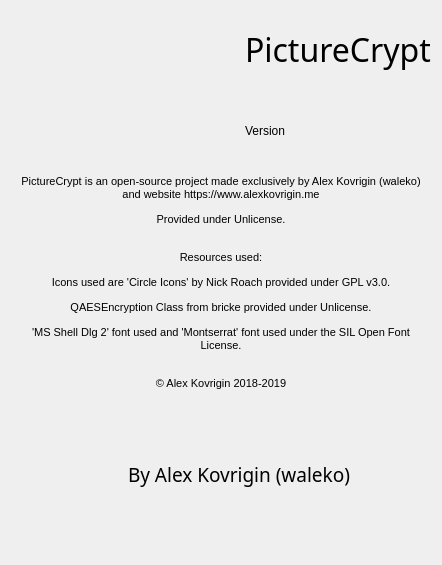
The window that app/src/aboutpc.ui (waleko/PictureCrypt) describes before a commit, drawn with Qt 5.
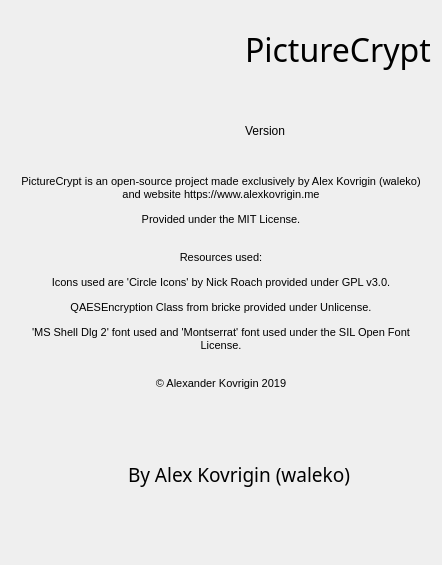
The same window after the commit. Icons and pictures are not drawn.

Commit message: move to MIT License

What changed in the file:
```diff
--- a/app/src/aboutpc.ui
+++ b/app/src/aboutpc.ui
@@ -92,12 +92,12 @@
 p, li { white-space: pre-wrap; }
 &lt;/style&gt;&lt;/head&gt;&lt;body style=&quot; font-family:'MS Shell Dlg 2'; font-size:8pt; font-weight:400; font-style:normal;&quot;&gt;
 &lt;p align=&quot;center&quot; style=&quot; margin-top:12px; margin-bottom:12px; margin-left:0px; margin-right:0px; -qt-block-indent:0; text-indent:0px;&quot;&gt;PictureCrypt is an open-source project made exclusively by Alex Kovrigin (waleko) and website https://www.alexkovrigin.me&lt;/p&gt;
-&lt;p align=&quot;center&quot; style=&quot; margin-top:12px; margin-bottom:12px; margin-left:0px; margin-right:0px; -qt-block-indent:0; text-indent:0px;&quot;&gt;Provided under Unlicense.&lt;/p&gt;
+&lt;p align=&quot;center&quot; style=&quot; margin-top:12px; margin-bottom:12px; margin-left:0px; margin-right:0px; -qt-block-indent:0; text-indent:0px;&quot;&gt;Provided under the MIT License.&lt;/p&gt;
 &lt;p align=&quot;center&quot; style=&quot; margin-top:12px; margin-bottom:12px; margin-left:0px; margin-right:0px; -qt-block-indent:0; text-indent:0px;&quot;&gt;&lt;br /&gt;Resources used:&lt;/p&gt;
 &lt;p align=&quot;center&quot; style=&quot; margin-top:12px; margin-bottom:12px; margin-left:0px; margin-right:0px; -qt-block-indent:0; text-indent:0px;&quot;&gt;Icons used are 'Circle Icons' by Nick Roach provided under GPL v3.0.&lt;/p&gt;
 &lt;p align=&quot;center&quot; style=&quot; margin-top:12px; margin-bottom:12px; margin-left:0px; margin-right:0px; -qt-block-indent:0; text-indent:0px;&quot;&gt;QAESEncryption Class from bricke provided under Unlicense.&lt;/p&gt;
 &lt;p align=&quot;center&quot; style=&quot; margin-top:12px; margin-bottom:12px; margin-left:0px; margin-right:0px; -qt-block-indent:0; text-indent:0px;&quot;&gt;'MS Shell Dlg 2' font used and 'Montserrat' font used under the SIL Open Font License.&lt;/p&gt;
-&lt;p align=&quot;center&quot; style=&quot; margin-top:12px; margin-bottom:12px; margin-left:0px; margin-right:0px; -qt-block-indent:0; text-indent:0px;&quot;&gt;&lt;br /&gt;© Alex Kovrigin 2018-2019&lt;/p&gt;&lt;/body&gt;&lt;/html&gt;</string>
+&lt;p align=&quot;center&quot; style=&quot; margin-top:12px; margin-bottom:12px; margin-left:0px; margin-right:0px; -qt-block-indent:0; text-indent:0px;&quot;&gt;&lt;br /&gt;© Alexander Kovrigin 2019&lt;/p&gt;&lt;/body&gt;&lt;/html&gt;</string>
      </property>
      <property name="wordWrap">
       <bool>true</bool>
```
The commit also changes 4 other files.
